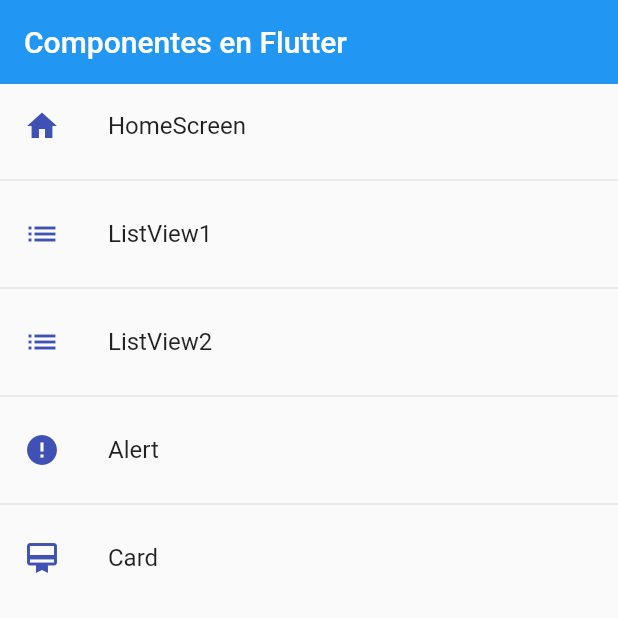
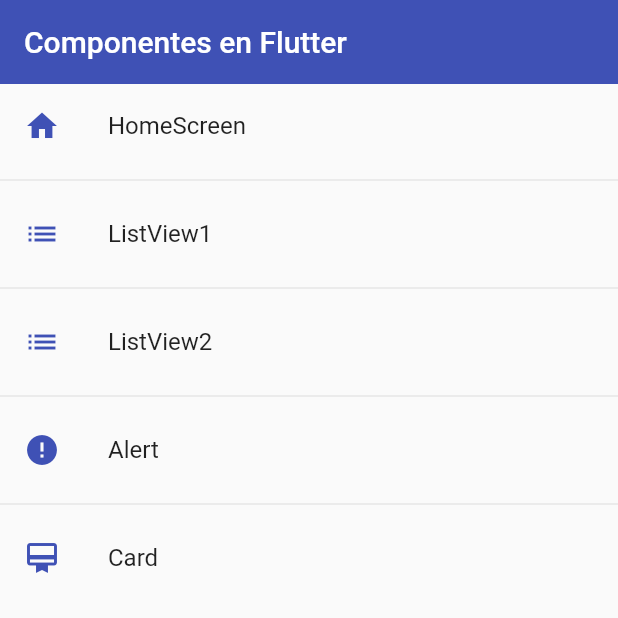
Before and after one commit to mgoldp/Componentes-Flutter, a Flutter app: the screen it shows after launch, on a phone screen of 412 x 824 dp, the top half of it. Run offline on Flutter 3.47's test engine with Material 2 defaults, Android fonts, the phone set to English and light mode, and no system bars.

Commit message:
Tema central de la App

```diff
--- a/lib/main.dart
+++ b/lib/main.dart
@@ -9,10 +9,21 @@ class MyApp extends StatelessWidget {
   @override
   Widget build(BuildContext context) {
     return MaterialApp(
-        title: 'Material App',
-        initialRoute: AppRoutes.initialRoute,
-        debugShowCheckedModeBanner: false,
-        routes: AppRoutes.getAppRoutes(),
-        onGenerateRoute: AppRoutes.onGeneratedRoute);
+      title: 'Material App',
+      initialRoute: AppRoutes.initialRoute,
+      debugShowCheckedModeBanner: false,
+      routes: AppRoutes.getAppRoutes(),
+      onGenerateRoute: AppRoutes.onGeneratedRoute,
+      theme: ThemeData.light().copyWith(
+        //color primario
+        primaryColor: Colors.indigo,
+
+        //AppBar Theme
+        appBarTheme: const AppBarTheme(
+          color: Colors.indigo,
+          elevation: 0,
+        ),
+      ),
+    );
   }
 }
--- a/lib/screens/home_screen.dart
+++ b/lib/screens/home_screen.dart
@@ -9,7 +9,6 @@ class HomeScreen extends StatelessWidget {
     return Scaffold(
       appBar: AppBar(
         title: const Text('Componentes en Flutter'),
-        elevation: 0,
       ),
       body: ListView.separated(
           itemBuilder: (context, index) => ListTile(
--- a/lib/screens/listview2_screen.dart
+++ b/lib/screens/listview2_screen.dart
@@ -15,8 +15,6 @@ class ListView2Screen extends StatelessWidget {
     return Scaffold(
         appBar: AppBar(
           title: const Text('ListView Tipo 2'),
-          elevation: 0,
-          backgroundColor: Colors.indigo,
         ),
         body: ListView.separated(
           itemCount: options.length,
```
